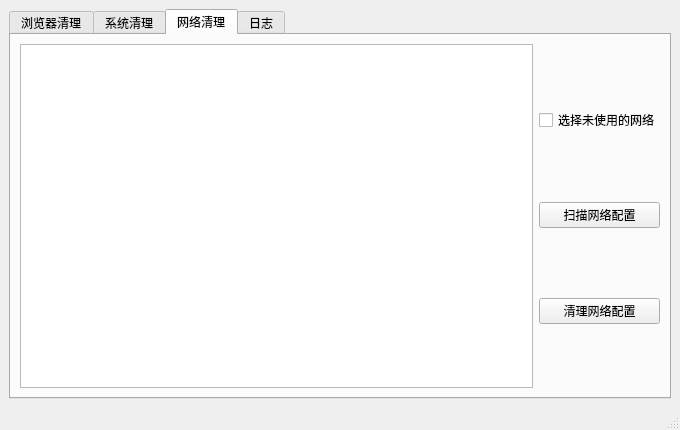
Above: assets/privclear_ui.ui from YinXiang-723/PrivClear before the change. Below: the same form after it.
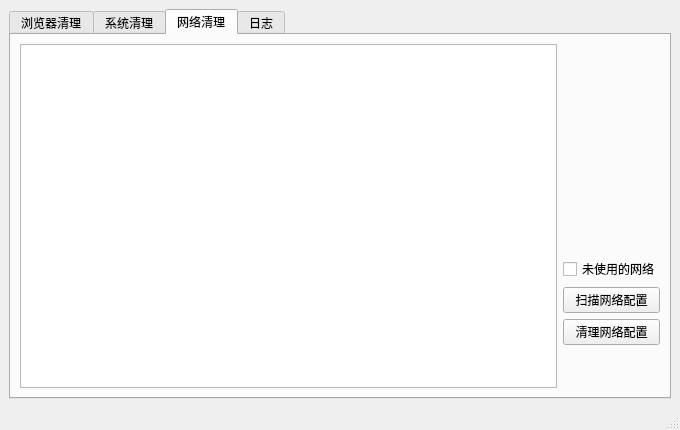
That is the form after the change. The open tabs and pages were chosen to show the change. Icons and pictures are not drawn.

Patch:
```diff
--- a/assets/privclear_ui.ui
+++ b/assets/privclear_ui.ui
@@ -114,14 +114,67 @@
        </attribute>
        <layout class="QHBoxLayout" name="horizontalLayout_3">
         <item>
-         <widget class="QTextBrowser" name="textBrowser_network_info"/>
+         <widget class="QTreeWidget" name="treeWidget_network_info">
+          <attribute name="headerVisible">
+           <bool>false</bool>
+          </attribute>
+          <column>
+           <property name="text">
+            <string notr="true">1</string>
+           </property>
+          </column>
+         </widget>
+        </item>
+        <item>
+         <layout class="QVBoxLayout" name="verticalLayout_7">
+          <item>
+           <widget class="QLabel" name="label_3">
+            <property name="sizePolicy">
+             <sizepolicy hsizetype="Minimum" vsizetype="Preferred">
+              <horstretch>0</horstretch>
+              <verstretch>0</verstretch>
+             </sizepolicy>
+            </property>
+            <property name="maximumSize">
+             <size>
+              <width>125</width>
+              <height>125</height>
+             </size>
+            </property>
+            <property name="font">
+             <font>
+              <italic>false</italic>
+             </font>
+            </property>
+            <property name="layoutDirection">
+             <enum>Qt::LeftToRight</enum>
+            </property>
+            <property name="text">
+             <string/>
+            </property>
+            <property name="pixmap">
+             <pixmap>icon.png</pixmap>
+            </property>
+            <property name="scaledContents">
+             <bool>true</bool>
+            </property>
+            <property name="alignment">
+             <set>Qt::AlignCenter</set>
+            </property>
+            <property name="wordWrap">
+             <bool>false</bool>
+            </property>
+            <property name="textInteractionFlags">
+             <set>Qt::NoTextInteraction</set>
+            </property>
+           </widget>
         </item>
         <item>
          <layout class="QVBoxLayout" name="verticalLayout_4">
           <item>
            <widget class="QCheckBox" name="checkBox_unuse">
             <property name="text">
-             <string>选择未使用的网络</string>
+               <string>未使用的网络</string>
             </property>
            </widget>
           </item>
@@ -138,6 +191,8 @@
              <string>清理网络配置</string>
             </property>
            </widget>
+            </item>
+           </layout>
           </item>
          </layout>
         </item>
```
Left out of the diff: 114 changed lines with no effect on the pictures. Lines whose indentation alone changed are shown as unchanged.
